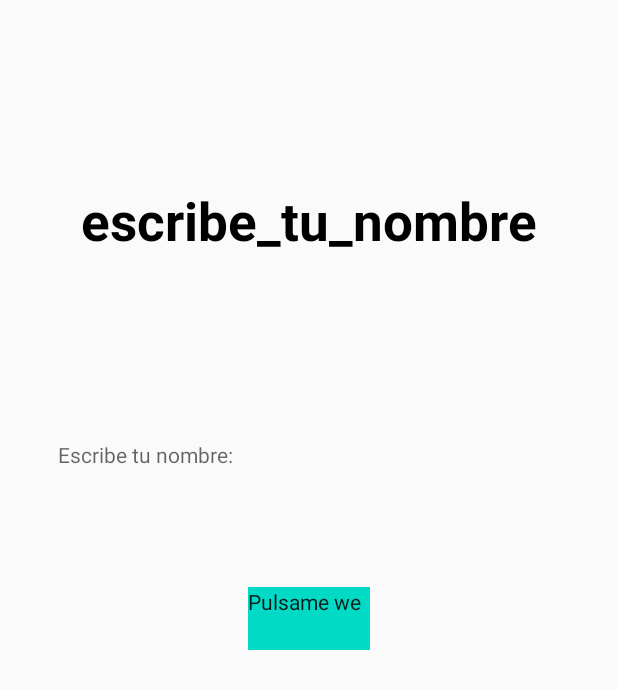
After one commit to IDGS-901-22002330/IntroKotlin-901, an Android app built with Jetpack Compose: the layout activity_saludo.xml on its own in the app's theme, with its tools: preview values and no code run, on a phone screen of 412 x 824 dp. The commit adds this screen. Shown: the top 689 px of the screen. Run offline under Robolectric (Android 15) with nearby library versions, the phone set to English and light mode, and no system bars.

Commit message:
19-05-25 Nombre

```diff
--- /dev/null
+++ b/app/src/main/res/layout/activity_saludo.xml
@@ -0,0 +1,47 @@
+<?xml version="1.0" encoding="utf-8"?>
+<androidx.constraintlayout.widget.ConstraintLayout xmlns:android="http://schemas.android.com/apk/res/android"
+    xmlns:app="http://schemas.android.com/apk/res-auto"
+    xmlns:tools="http://schemas.android.com/tools"
+    android:id="@+id/main"
+    android:layout_width="match_parent"
+    android:layout_height="match_parent"
+    tools:context=".ejemplo02.SaludoActivity">
+
+    <androidx.appcompat.widget.AppCompatEditText
+        android:id="@+id/edtName"
+        android:layout_width="335dp"
+        android:layout_height="66dp"
+        android:layout_marginBottom="32dp"
+        android:hint="Escribe tu nombre:"
+        android:maxLines="1"
+        android:singleLine="true"
+        app:layout_constraintBottom_toTopOf="@+id/btnStart"
+        app:layout_constraintEnd_toEndOf="parent"
+        app:layout_constraintStart_toStartOf="parent" />
+
+    <androidx.appcompat.widget.AppCompatButton
+        android:id="@+id/btnStart"
+        android:layout_width="81dp"
+        android:layout_height="42dp"
+        android:background="@color/teal_200"
+        android:text="Pulsame we"
+        app:layout_constraintBottom_toBottomOf="parent"
+        app:layout_constraintEnd_toEndOf="parent"
+        app:layout_constraintStart_toStartOf="parent"
+        app:layout_constraintTop_toTopOf="parent" />
+
+    <TextView
+        android:id="@+id/textView"
+        style="d"
+        android:layout_width="wrap_content"
+        android:layout_height="wrap_content"
+        android:text="escribe_tu_nombre"
+        android:textColor="@color/black"
+        android:textSize="35sp"
+        android:textStyle="bold"
+        app:layout_constraintBottom_toTopOf="@id/edtName"
+        app:layout_constraintEnd_toEndOf="parent"
+        app:layout_constraintStart_toStartOf="parent"
+        app:layout_constraintTop_toTopOf="parent" />
+
+</androidx.constraintlayout.widget.ConstraintLayout>
--- a/app/src/main/res/values/strings.xml
+++ b/app/src/main/res/values/strings.xml
@@ -1,3 +1,4 @@
 <resources>
     <string name="app_name">IntroKotlin-901</string>
+    <string name="title_activity_menu">MenuActivity</string>
 </resources>
```
Also changed, not shown: app/src/main/AndroidManifest.xml (+11 -4 lines), app/src/main/java/com/example/introkotlin_901/MainActivity.kt (deleted, +0 -47 lines), app/src/main/java/com/example/introkotlin_901/MenuActivity.kt (added, +34 -0 lines), app/src/main/java/com/example/introkotlin_901/ejemplo01/SumaActivity.kt (+52 -0 lines), app/src/main/java/com/example/introkotlin_901/ejemplo02/SaludoActivity.kt (added, +21 -0 lines), app/src/main/java/com/example/introkotlin_901/ejemplo02/resultado.kt (added, +21 -0 lines), app/src/main/res/layout/activity_menu.xml (added, +20 -0 lines), app/src/main/res/layout/activity_resultado.xml (added, +28 -0 lines), app/src/main/res/layout/activity_suma.xml (+85 -7 lines).
